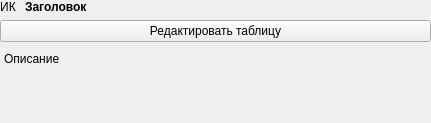
First picture: the form in designer/forms/formtable.ui, repository Artemako/auto-exec-doc, before the edit.
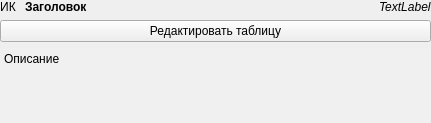
Second picture: the form after the edit.

The edit to the form file:
```diff
--- a/designer/forms/formtable.ui
+++ b/designer/forms/formtable.ui
@@ -33,7 +33,7 @@
     <number>0</number>
    </property>
    <item>
-    <layout class="QHBoxLayout" name="hl" stretch="0,1">
+    <layout class="QHBoxLayout" name="hl" stretch="0,1,0">
      <property name="spacing">
       <number>9</number>
      </property>
@@ -72,6 +72,13 @@
        </property>
       </widget>
      </item>
+     <item>
+      <widget class="QLabel" name="label_variable">
+       <property name="text">
+        <string>&lt;html&gt;&lt;head/&gt;&lt;body&gt;&lt;p&gt;&lt;span style=&quot; font-style:italic;&quot;&gt;TextLabel&lt;/span&gt;&lt;/p&gt;&lt;/body&gt;&lt;/html&gt;</string>
+       </property>
+      </widget>
+     </item>
     </layout>
    </item>
    <item>
```
